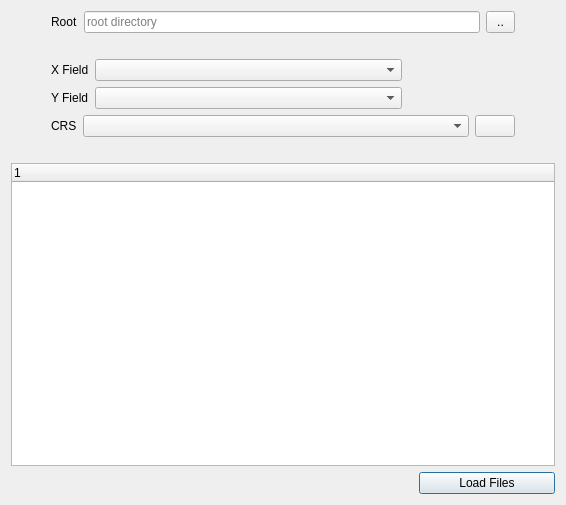
Qt form csv_layers_list_dialog_base.ui (silverkey1710/CSV-Batch-Import) before a commit.
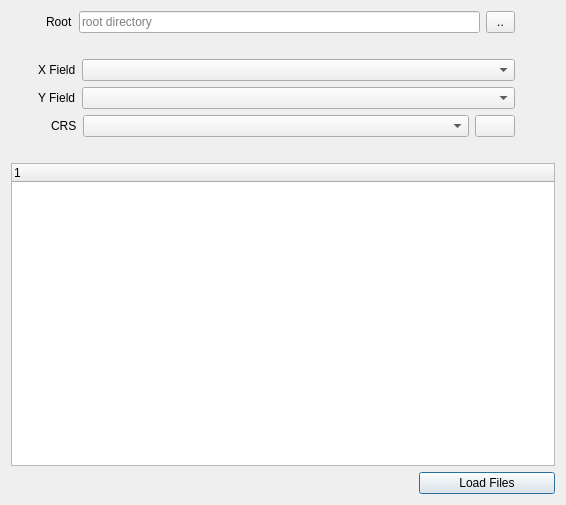
The same form after that commit. Icons and pictures are not drawn.

The edit to the form file:
```diff
--- a/csv_layers_list_dialog_base.ui
+++ b/csv_layers_list_dialog_base.ui
@@ -23,7 +23,7 @@
        </property>
        <property name="sizeHint" stdset="0">
         <size>
-         <width>40</width>
+         <width>35</width>
          <height>20</height>
         </size>
        </property>
@@ -104,7 +104,7 @@
     </spacer>
    </item>
    <item>
-    <layout class="QHBoxLayout" name="horizontalLayout_5" stretch="0,0,2,1">
+    <layout class="QHBoxLayout" name="horizontalLayout_5" stretch="0,0,3,0">
      <item>
       <spacer name="horizontalSpacer_4">
        <property name="orientation">
@@ -112,7 +112,7 @@
        </property>
        <property name="sizeHint" stdset="0">
         <size>
-         <width>40</width>
+         <width>27</width>
          <height>20</height>
         </size>
        </property>
@@ -144,7 +144,7 @@
     </layout>
    </item>
    <item>
-    <layout class="QHBoxLayout" name="horizontalLayout_7" stretch="0,0,2,1">
+    <layout class="QHBoxLayout" name="horizontalLayout_7" stretch="0,0,3,0">
      <item>
       <spacer name="horizontalSpacer_6">
        <property name="orientation">
@@ -152,7 +152,7 @@
        </property>
        <property name="sizeHint" stdset="0">
         <size>
-         <width>40</width>
+         <width>27</width>
          <height>20</height>
         </size>
        </property>
```
